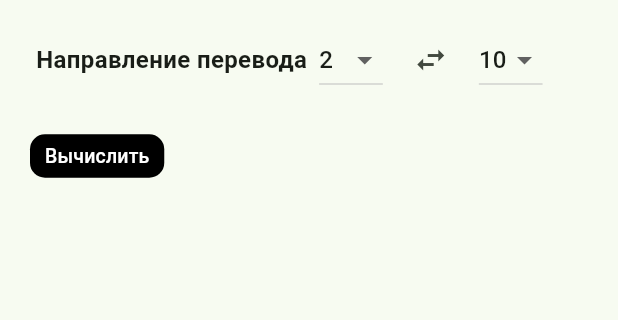
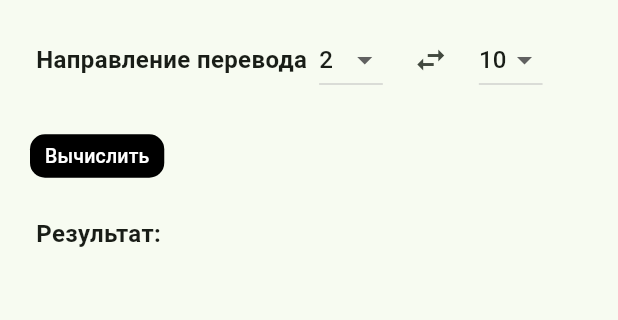
Before and after one commit to MrKiller941/Flutter_converter, a Flutter app: the screen it shows after launch, after a tap on the "swap horiz" icon, on a phone screen of 412 x 824 dp, the part 96-416 px from its top. Run offline on Flutter 3.47's test engine with Material 2 defaults, Android fonts, the phone set to English and light mode, and no system bars; our stand-ins replace flutter_redux, redux.

Commit message:
add state

```diff
--- a/lib/main.dart
+++ b/lib/main.dart
@@ -1,24 +1,34 @@
 import 'package:converter/src/presentation/screens/convert_page.dart';
+import 'package:converter/src/state/converter_reducer.dart';
+import 'package:converter/src/state/converter_state.dart';
 import 'package:flutter/material.dart';
+import 'package:flutter_redux/flutter_redux.dart';
+import 'package:redux/redux.dart';
 
 void main() {
-  runApp(const MyApp());
+  runApp(MyApp());
 }
 
 class MyApp extends StatelessWidget {
-  const MyApp({super.key});
+  final store = Store<ConverterState>(reducer,
+      initialState: ConverterState.initialState());
+
+  MyApp({super.key});
 
   @override
   Widget build(BuildContext context) {
-    return MaterialApp(
+    return StoreProvider(
+      store: store,
+      child: MaterialApp(
         title: 'Converter App',
         theme: ThemeData(
           colorScheme: ColorScheme.fromSeed(
-            seedColor: Color.fromARGB(255, 47, 197, 55)),
+              seedColor: const Color.fromARGB(255, 47, 197, 55)),
           useMaterial3: true,
         ),
         debugShowCheckedModeBanner: false,
         home: const ConvertPage(),
+      ),
     );
   }
 }
--- /dev/null
+++ b/lib/src/domain/invalid_input_exception.dart
@@ -0,0 +1 @@
+class InvalidInputException implements Exception {}
--- a/lib/src/domain/number_converter.dart
+++ b/lib/src/domain/number_converter.dart
@@ -1,5 +1,6 @@
 import 'package:converter/src/domain/decimal_converter.dart';
 import 'package:converter/src/domain/i_number_converter.dart';
+import 'package:converter/src/domain/invalid_input_exception.dart';
 import 'package:converter/src/domain/number_utils.dart';
 
 class NumberConverter implements INumberConverter {
@@ -7,7 +8,9 @@ class NumberConverter implements INumberConverter {
 
   @override
   String? convert(String number, int fromBase, int toBase) {
-    if (!NumberUtils.isValidInput(number, fromBase)) return null;
+    if (!NumberUtils.isValidInput(number, fromBase)) {
+      throw InvalidInputException();
+    }
     if (fromBase == toBase) return number;
 
     int decimal = converter.convertToDecimal(number, fromBase);
--- a/lib/src/presentation/dialogs/error_dialog.dart
+++ /dev/null
@@ -1,21 +0,0 @@
-import 'package:flutter/material.dart';
-
-class ErrorDialog extends StatelessWidget {
-  const ErrorDialog({super.key});
-
-  @override
-  Widget build(BuildContext context) {
-    return AlertDialog(
-      title: const Text('Ошибка'),
-      content: const Text('Некорректный ввод числа'),
-      actions: <Widget>[
-        TextButton(
-          child: const Text('Закрыть'),
-          onPressed: () {
-            Navigator.of(context).pop();
-          },
-        ),
-      ],
-    );
-  }
-}
--- a/lib/src/presentation/screens/convert_page.dart
+++ b/lib/src/presentation/screens/convert_page.dart
@@ -1,5 +1,3 @@
-import 'package:converter/src/domain/number_converter.dart';
-import 'package:converter/src/presentation/dialogs/error_dialog.dart';
 import 'package:converter/src/presentation/widgets/panel_base.dart';
 import 'package:converter/src/presentation/widgets/panel_control.dart';
 import 'package:converter/src/presentation/widgets/panel_input.dart';
@@ -16,45 +14,6 @@ class ConvertPage extends StatefulWidget {
 }
 
 class _ConvertPageState extends State<ConvertPage> {
-  int inputBase = 10;
-  int outputBase = 2;
-  String inputNumber = '';
-  String? outputNumber;
-
-  void convert() {
-    var numberConverter = NumberConverter();
-    String? result =
-        numberConverter.convert(inputNumber, inputBase, outputBase);
-    setState(() {
-      outputNumber = result;
-    });
-    if (result == null) {
-      showErrorDialog();
-    }
-  }
-
-  void setBase(int input, int output) {
-    setState(() {
-      inputBase = input;
-      outputBase = output;
-    });
-  }
-
-  void setInputString(String number) {
-    setState(() {
-      inputNumber = number;
-    });
-  }
-
-  void showErrorDialog() {
-    showDialog(
-      context: context,
-      builder: (BuildContext context) {
-        return const ErrorDialog();
-      },
-    );
-  }
-
   @override
   Widget build(BuildContext context) {
     return Scaffold(
@@ -62,14 +21,10 @@ class _ConvertPageState extends State<ConvertPage> {
             child: Column(
       mainAxisSize: MainAxisSize.max,
       children: [
-        PanelInput(onChange: setInputString),
-        PanelBase(onChange: setBase),
-        PanelControl(
-          onClick: () {
-            convert();
-          },
-        ),
-        if (outputNumber != null) PanelResult(result: outputNumber!),
+        const PanelInput(),
+        PanelBase(),
+        const PanelControl(),
+        const PanelResult(),
       ],
     )));
   }
--- a/lib/src/presentation/widgets/panel_base.dart
+++ b/lib/src/presentation/widgets/panel_base.dart
@@ -1,38 +1,21 @@
+import 'package:converter/src/state/converter_actions.dart';
+import 'package:converter/src/state/converter_state.dart';
 import 'package:flutter/material.dart';
+import 'package:flutter_redux/flutter_redux.dart';
+import 'package:redux/redux.dart';
 
-class PanelBase extends StatefulWidget {
-  final Function onChange;
+class PanelBase extends StatelessWidget {
+  final List<int> _bases = List.generate(35, (index) => index + 2);
 
-  const PanelBase({super.key, required this.onChange});
-
-  @override
-  State<StatefulWidget> createState() {
-    return _PanelBaseState();
-  }
-}
-
-class _PanelBaseState extends State<PanelBase> {
-  late List<int> _bases;
-  int inputBase = 10;
-  int outputBase = 2;
-
-  @override
-  void initState() {
-    super.initState();
-    _bases = List.generate(35, (index) => index + 2);
-  }
-
-  void setBase(int input, int output) {
-    setState(() {
-      inputBase = input;
-      outputBase = output;
-      widget.onChange(inputBase, outputBase);
-    });
-  }
+  PanelBase({super.key});
 
   @override
   Widget build(BuildContext context) {
-    return Padding(
+    final Store<ConverterState> store = StoreProvider.of(context);
+
+    return StoreConnector<ConverterState, ConverterState>(
+      converter: (store) => store.state,
+      builder: (context, state) => Padding(
         padding: const EdgeInsets.all(8.0),
         child: Row(
           mainAxisSize: MainAxisSize.max,
@@ -49,30 +32,38 @@ class _PanelBaseState extends State<PanelBase> {
             ),
             const SizedBox(width: 8.0),
             DropdownButton(
-            value: inputBase,
+              value: state.inputBase,
               items: _bases.map((int base) {
                 return DropdownMenuItem(
                   value: base,
                   child: Text(base.toString()),
                 );
               }).toList(),
-            onChanged: (base) => setBase(base!, outputBase),
+              onChanged: (base) =>
+                  store.dispatch(ConverterUpdateInputBaseAction(base!)),
             ),
             const SizedBox(width: 8.0),
             IconButton(
-              onPressed: () => setBase(outputBase, inputBase),
+                onPressed: () {
+                  final inputBase = state.inputBase;
+                  final outputBase = state.outputBase;
+                  store.dispatch(ConverterUpdateInputBaseAction(outputBase));
+                  store.dispatch(ConverterUpdateOutputBaseAction(inputBase));
+                },
                 icon: const Icon(Icons.swap_horiz_outlined)),
             const SizedBox(width: 8.0),
             DropdownButton(
-              value: outputBase,
+                value: state.outputBase,
                 items: _bases.map((int base) {
                   return DropdownMenuItem(
                     value: base,
                     child: Text(base.toString()),
                   );
                 }).toList(),
-              onChanged: (base) => setBase(inputBase, base!)),
+                onChanged: (base) =>
+                    store.dispatch(ConverterUpdateOutputBaseAction(base!))),
           ],
+        ),
       ),
     );
   }
--- a/lib/src/presentation/widgets/panel_control.dart
+++ b/lib/src/presentation/widgets/panel_control.dart
@@ -1,19 +1,22 @@
+import 'package:converter/src/state/converter_actions.dart';
+import 'package:converter/src/state/converter_state.dart';
 import 'package:flutter/material.dart';
+import 'package:flutter_redux/flutter_redux.dart';
+import 'package:redux/redux.dart';
 
 class PanelControl extends StatelessWidget {
-  final Function onClick;
-
-  const PanelControl({super.key, required this.onClick});
+  const PanelControl({super.key});
 
   @override
   Widget build(BuildContext context) {
+    final Store<ConverterState> store = StoreProvider.of(context);
     return Padding(
       padding: const EdgeInsets.all(8.0),
       child: Row(
         mainAxisSize: MainAxisSize.max,
         children: [
           TextButton(
-              onPressed: () => onClick(),
+              onPressed: () => store.dispatch(ConverterConvertAction()),
               child: Container(
                   decoration: BoxDecoration(
                     color: const Color.fromARGB(255, 0, 0, 0),
--- a/lib/src/presentation/widgets/panel_input.dart
+++ b/lib/src/presentation/widgets/panel_input.dart
@@ -1,12 +1,15 @@
+import 'package:converter/src/state/converter_actions.dart';
+import 'package:converter/src/state/converter_state.dart';
 import 'package:flutter/material.dart';
+import 'package:flutter_redux/flutter_redux.dart';
+import 'package:redux/redux.dart';
 
 class PanelInput extends StatelessWidget {
-  final Function onChange;
-
-  const PanelInput({super.key, required this.onChange});
+  const PanelInput({super.key});
 
   @override
   Widget build(BuildContext context) {
+    final Store<ConverterState> store = StoreProvider.of(context);
     return Padding(
       padding: const EdgeInsets.all(8.0),
       child: Row(
@@ -25,7 +28,8 @@ class PanelInput extends StatelessWidget {
           const SizedBox(width: 8.0),
           Expanded(
             child: TextField(
-              onChanged: (text) => onChange(text),
+              onChanged: (text) =>
+                  store.dispatch(ConverterUpdateInputNumberAction(text)),
               decoration: InputDecoration(
                 border: OutlineInputBorder(
                   borderRadius: BorderRadius.circular(10),
--- a/lib/src/presentation/widgets/panel_result.dart
+++ b/lib/src/presentation/widgets/panel_result.dart
@@ -1,13 +1,37 @@
+import 'package:converter/src/state/converter_actions.dart';
+import 'package:converter/src/state/converter_state.dart';
 import 'package:flutter/material.dart';
+import 'package:flutter_redux/flutter_redux.dart';
+import 'package:redux/redux.dart';
 
 class PanelResult extends StatelessWidget {
-  final String result;
-
-  const PanelResult({super.key, required this.result});
+  const PanelResult({super.key});
 
   @override
   Widget build(BuildContext context) {
-    return Padding(
+    final Store<ConverterState> store = StoreProvider.of(context);
+    return StoreConnector<ConverterState, ConverterState>(
+      converter: (store) => store.state,
+      onDidChange: (prev, vm) {
+        if (vm.status == "error") {
+          showDialog(
+              context: context,
+              builder: (BuildContext context) => AlertDialog(
+                    title: const Text('Ошибка'),
+                    content: const Text('Некорректный ввод числа'),
+                    actions: <Widget>[
+                      TextButton(
+                        child: const Text('Закрыть'),
+                        onPressed: () {
+                          store.dispatch(ConverterResetStatusAction());
+                          Navigator.of(context).pop();
+                        },
+                      ),
+                    ],
+                  ));
+        }
+      },
+      builder: (context, state) => Padding(
         padding: const EdgeInsets.all(8.0),
         child: Row(
           mainAxisSize: MainAxisSize.max,
@@ -23,13 +47,15 @@ class PanelResult extends StatelessWidget {
               ),
             ),
             const SizedBox(width: 8.0),
-          Text(result,
+            if (state.status == "success")
+              Text(state.outputNumber.toString(),
                   style: const TextStyle(
                     fontWeight: FontWeight.bold,
                     fontSize: 16,
                   )),
           ],
         ),
+      ),
     );
   }
 }
--- /dev/null
+++ b/lib/src/state/converter_actions.dart
@@ -0,0 +1,21 @@
+class ConverterUpdateInputBaseAction {
+  final int inputBase;
+
+  ConverterUpdateInputBaseAction(this.inputBase);
+}
+
+class ConverterUpdateOutputBaseAction {
+  final int outputBase;
+
+  ConverterUpdateOutputBaseAction(this.outputBase);
+}
+
+class ConverterUpdateInputNumberAction {
+  final String inputNumber;
+
+  ConverterUpdateInputNumberAction(this.inputNumber);
+}
+
+class ConverterResetStatusAction {}
+
+class ConverterConvertAction {}
--- /dev/null
+++ b/lib/src/state/converter_reducer.dart
@@ -0,0 +1,30 @@
+import 'package:converter/src/domain/number_converter.dart';
+import 'package:converter/src/state/converter_actions.dart';
+import 'package:converter/src/state/converter_state.dart';
+
+final converter = NumberConverter();
+
+ConverterState reducer(ConverterState state, dynamic action) {
+  switch (action) {
+    case ConverterUpdateInputBaseAction():
+      return state.copyWith(inputBase: action.inputBase);
+    case ConverterUpdateOutputBaseAction():
+      return state.copyWith(outputBase: action.outputBase);
+    case ConverterUpdateInputNumberAction():
+      return state.copyWith(inputNumber: action.inputNumber);
+    case ConverterResetStatusAction():
+      return state.copyWith(status: "init");
+    case ConverterConvertAction():
+      {
+        try {
+          final outputNumber = converter.convert(
+              state.inputNumber, state.inputBase, state.outputBase);
+          return state.copyWith(outputNumber: outputNumber, status: "success");
+        } catch (e) {
+          return state.copyWith(status: "error");
+        }
+      }
+  }
+
+  return state;
+}
--- /dev/null
+++ b/lib/src/state/converter_state.dart
@@ -0,0 +1,38 @@
+class ConverterState {
+  final int inputBase;
+  final int outputBase;
+  final String inputNumber;
+  final String? outputNumber;
+  final String status;
+
+  ConverterState(
+      {required this.inputBase,
+      required this.outputBase,
+      required this.inputNumber,
+      required this.outputNumber,
+      required this.status});
+
+  factory ConverterState.initialState() {
+    return ConverterState(
+        inputBase: 10,
+        outputBase: 2,
+        inputNumber: '',
+        outputNumber: '',
+        status: "init");
+  }
+
+  ConverterState copyWith(
+      {int? inputBase,
+      int? outputBase,
+      String? inputNumber,
+      String? outputNumber,
+      String? status}) {
+    return ConverterState(
+      inputBase: inputBase ?? this.inputBase,
+      outputBase: outputBase ?? this.outputBase,
+      inputNumber: inputNumber ?? this.inputNumber,
+      outputNumber: outputNumber ?? this.outputNumber,
+      status: status ?? this.status,
+    );
+  }
+}
--- a/pubspec.yaml
+++ b/pubspec.yaml
@@ -35,6 +35,8 @@ dependencies:
   # The following adds the Cupertino Icons font to your application.
   # Use with the CupertinoIcons class for iOS style icons.
   cupertino_icons: ^1.0.2
+  redux: ^5.0.0
+  flutter_redux: ^0.10.0
 
 dev_dependencies:
   flutter_test:
```
Also changed, not shown: pubspec.lock. Lines whose indentation alone changed are shown as unchanged.
